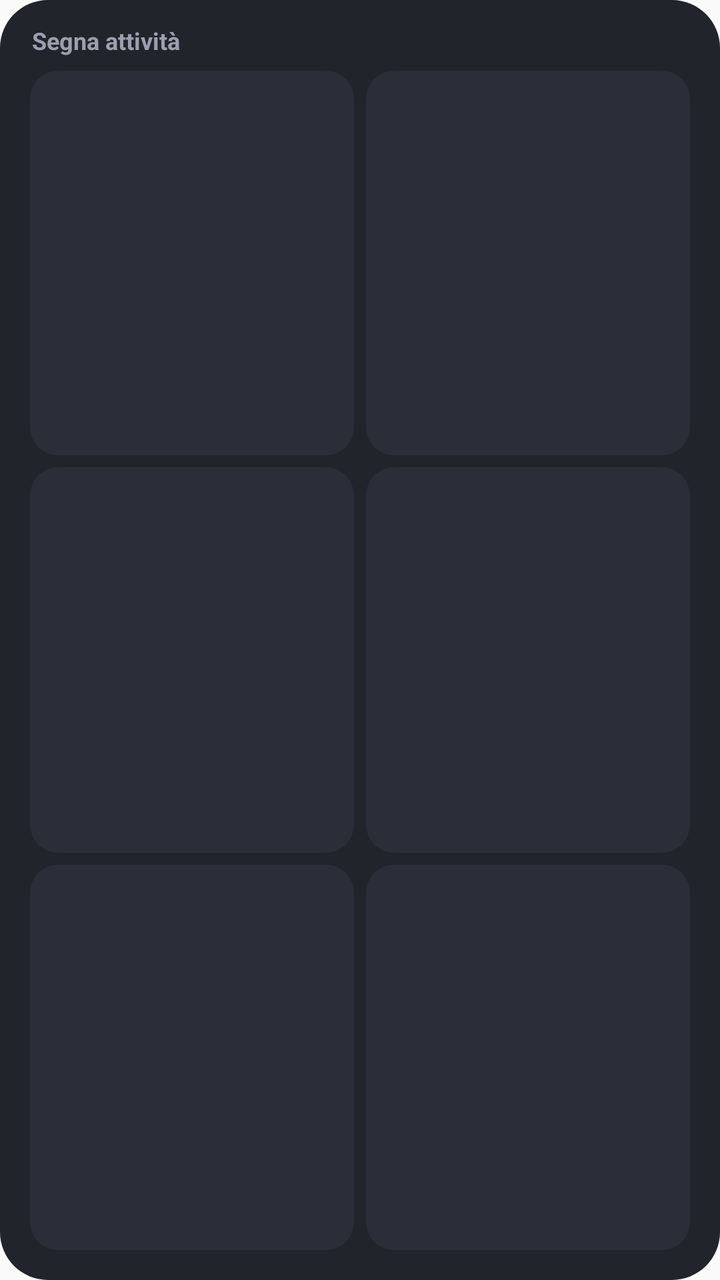
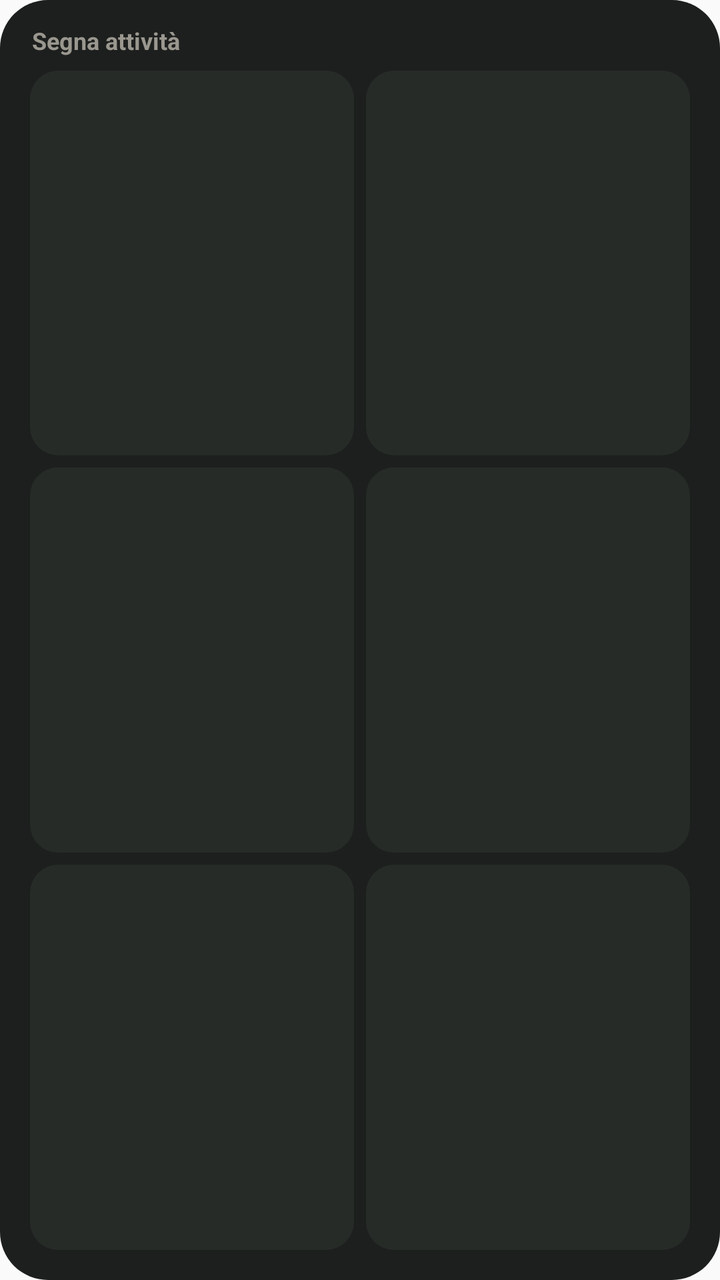

The first picture is an Android layout as it rendered before a commit; the second is the same layout after the commit. The layout source and the unified diff follow.
<!-- AndroidManifest.xml: application theme AppTheme -->
<!-- res/layout/widget_diary.xml -->
<?xml version="1.0" encoding="utf-8"?>
<LinearLayout xmlns:android="http://schemas.android.com/apk/res/android" android:id="@+id/w_root"
    android:layout_width="match_parent" android:layout_height="match_parent" android:orientation="vertical"
    android:padding="12dp" android:background="@drawable/widget_bg">
    <TextView android:id="@+id/w_title" android:layout_width="wrap_content" android:layout_height="wrap_content" android:text="@string/w_diary" android:textColor="#9AA0AE" android:textSize="12sp" android:textStyle="bold" android:paddingStart="4dp" android:paddingBottom="4dp"/>
    <LinearLayout android:layout_width="match_parent" android:layout_height="0dp" android:layout_weight="1" android:orientation="horizontal">
        <TextView android:id="@+id/w_b1" android:layout_width="0dp" android:layout_weight="1" android:layout_height="match_parent" android:layout_margin="3dp" android:gravity="center" android:background="@drawable/widget_btn" android:textColor="#F3F4F6" android:textSize="14sp" android:textStyle="bold" android:maxLines="1" android:ellipsize="end" android:paddingStart="8dp" android:paddingEnd="8dp"/>
        <TextView android:id="@+id/w_b2" android:layout_width="0dp" android:layout_weight="1" android:layout_height="match_parent" android:layout_margin="3dp" android:gravity="center" android:background="@drawable/widget_btn" android:textColor="#F3F4F6" android:textSize="14sp" android:textStyle="bold" android:maxLines="1" android:ellipsize="end" android:paddingStart="8dp" android:paddingEnd="8dp"/>
    </LinearLayout>
    <LinearLayout android:layout_width="match_parent" android:layout_height="0dp" android:layout_weight="1" android:orientation="horizontal">
        <TextView android:id="@+id/w_b3" android:layout_width="0dp" android:layout_weight="1" android:layout_height="match_parent" android:layout_margin="3dp" android:gravity="center" android:background="@drawable/widget_btn" android:textColor="#F3F4F6" android:textSize="14sp" android:textStyle="bold" android:maxLines="1" android:ellipsize="end" android:paddingStart="8dp" android:paddingEnd="8dp"/>
        <TextView android:id="@+id/w_b4" android:layout_width="0dp" android:layout_weight="1" android:layout_height="match_parent" android:layout_margin="3dp" android:gravity="center" android:background="@drawable/widget_btn" android:textColor="#F3F4F6" android:textSize="14sp" android:textStyle="bold" android:maxLines="1" android:ellipsize="end" android:paddingStart="8dp" android:paddingEnd="8dp"/>
    </LinearLayout>
    <LinearLayout android:layout_width="match_parent" android:layout_height="0dp" android:layout_weight="1" android:orientation="horizontal">
        <TextView android:id="@+id/w_b5" android:layout_width="0dp" android:layout_weight="1" android:layout_height="match_parent" android:layout_margin="3dp" android:gravity="center" android:background="@drawable/widget_btn" android:textColor="#F3F4F6" android:textSize="14sp" android:textStyle="bold" android:maxLines="1" android:ellipsize="end" android:paddingStart="8dp" android:paddingEnd="8dp"/>
        <TextView android:id="@+id/w_b6" android:layout_width="0dp" android:layout_weight="1" android:layout_height="match_parent" android:layout_margin="3dp" android:gravity="center" android:background="@drawable/widget_btn" android:textColor="#F3F4F6" android:textSize="14sp" android:textStyle="bold" android:maxLines="1" android:ellipsize="end" android:paddingStart="8dp" android:paddingEnd="8dp"/>
    </LinearLayout>
</LinearLayout>
<!-- resources referenced by this layout -->
<resources>
  <!-- drawable widget_bg (drawable) -->
  <?xml version="1.0" encoding="utf-8"?>
  <shape xmlns:android="http://schemas.android.com/apk/res/android" android:shape="rectangle">
      <solid android:color="#F2171920"/>
      <corners android:radius="24dp"/>
  </shape>
  <!-- drawable widget_btn (drawable) -->
  <?xml version="1.0" encoding="utf-8"?>
  <shape xmlns:android="http://schemas.android.com/apk/res/android"><solid android:color="#2A2E39"/><corners android:radius="14dp"/></shape>
  <string name="w_diary">Segna attività</string>
  <style name="AppTheme" parent="Theme.AppCompat.Light.DarkActionBar">
          
          <item name="colorPrimary">@color/colorPrimary</item>
          <item name="colorPrimaryDark">@color/colorPrimaryDark</item>
          <item name="colorAccent">@color/colorAccent</item>
      </style>
</resources>

<!-- the commit's change to res/layout/widget_diary.xml (unified diff, before → after) -->
@@ -2,17 +2,17 @@
 <LinearLayout xmlns:android="http://schemas.android.com/apk/res/android" android:id="@+id/w_root"
     android:layout_width="match_parent" android:layout_height="match_parent" android:orientation="vertical"
     android:padding="12dp" android:background="@drawable/widget_bg">
-    <TextView android:id="@+id/w_title" android:layout_width="wrap_content" android:layout_height="wrap_content" android:text="@string/w_diary" android:textColor="#9AA0AE" android:textSize="12sp" android:textStyle="bold" android:paddingStart="4dp" android:paddingBottom="4dp"/>
+    <TextView android:id="@+id/w_title" android:layout_width="wrap_content" android:layout_height="wrap_content" android:text="@string/w_diary" android:textColor="#9A978F" android:textSize="12sp" android:textStyle="bold" android:paddingStart="4dp" android:paddingBottom="4dp"/>
     <LinearLayout android:layout_width="match_parent" android:layout_height="0dp" android:layout_weight="1" android:orientation="horizontal">
-        <TextView android:id="@+id/w_b1" android:layout_width="0dp" android:layout_weight="1" android:layout_height="match_parent" android:layout_margin="3dp" android:gravity="center" android:background="@drawable/widget_btn" android:textColor="#F3F4F6" android:textSize="14sp" android:textStyle="bold" android:maxLines="1" android:ellipsize="end" android:paddingStart="8dp" android:paddingEnd="8dp"/>
-        <TextView android:id="@+id/w_b2" android:layout_width="0dp" android:layout_weight="1" android:layout_height="match_parent" android:layout_margin="3dp" android:gravity="center" android:background="@drawable/widget_btn" android:textColor="#F3F4F6" android:textSize="14sp" android:textStyle="bold" android:maxLines="1" android:ellipsize="end" android:paddingStart="8dp" android:paddingEnd="8dp"/>
+        <TextView android:id="@+id/w_b1" android:layout_width="0dp" android:layout_weight="1" android:layout_height="match_parent" android:layout_margin="3dp" android:gravity="center" android:background="@drawable/widget_btn" android:textColor="#ECEAE4" android:textSize="14sp" android:textStyle="bold" android:maxLines="1" android:ellipsize="end" android:paddingStart="8dp" android:paddingEnd="8dp"/>
+        <TextView android:id="@+id/w_b2" android:layout_width="0dp" android:layout_weight="1" android:layout_height="match_parent" android:layout_margin="3dp" android:gravity="center" android:background="@drawable/widget_btn" android:textColor="#ECEAE4" android:textSize="14sp" android:textStyle="bold" android:maxLines="1" android:ellipsize="end" android:paddingStart="8dp" android:paddingEnd="8dp"/>
     </LinearLayout>
     <LinearLayout android:layout_width="match_parent" android:layout_height="0dp" android:layout_weight="1" android:orientation="horizontal">
-        <TextView android:id="@+id/w_b3" android:layout_width="0dp" android:layout_weight="1" android:layout_height="match_parent" android:layout_margin="3dp" android:gravity="center" android:background="@drawable/widget_btn" android:textColor="#F3F4F6" android:textSize="14sp" android:textStyle="bold" android:maxLines="1" android:ellipsize="end" android:paddingStart="8dp" android:paddingEnd="8dp"/>
-        <TextView android:id="@+id/w_b4" android:layout_width="0dp" android:layout_weight="1" android:layout_height="match_parent" android:layout_margin="3dp" android:gravity="center" android:background="@drawable/widget_btn" android:textColor="#F3F4F6" android:textSize="14sp" android:textStyle="bold" android:maxLines="1" android:ellipsize="end" android:paddingStart="8dp" android:paddingEnd="8dp"/>
+        <TextView android:id="@+id/w_b3" android:layout_width="0dp" android:layout_weight="1" android:layout_height="match_parent" android:layout_margin="3dp" android:gravity="center" android:background="@drawable/widget_btn" android:textColor="#ECEAE4" android:textSize="14sp" android:textStyle="bold" android:maxLines="1" android:ellipsize="end" android:paddingStart="8dp" android:paddingEnd="8dp"/>
+        <TextView android:id="@+id/w_b4" android:layout_width="0dp" android:layout_weight="1" android:layout_height="match_parent" android:layout_margin="3dp" android:gravity="center" android:background="@drawable/widget_btn" android:textColor="#ECEAE4" android:textSize="14sp" android:textStyle="bold" android:maxLines="1" android:ellipsize="end" android:paddingStart="8dp" android:paddingEnd="8dp"/>
     </LinearLayout>
     <LinearLayout android:layout_width="match_parent" android:layout_height="0dp" android:layout_weight="1" android:orientation="horizontal">
-        <TextView android:id="@+id/w_b5" android:layout_width="0dp" android:layout_weight="1" android:layout_height="match_parent" android:layout_margin="3dp" android:gravity="center" android:background="@drawable/widget_btn" android:textColor="#F3F4F6" android:textSize="14sp" android:textStyle="bold" android:maxLines="1" android:ellipsize="end" android:paddingStart="8dp" android:paddingEnd="8dp"/>
-        <TextView android:id="@+id/w_b6" android:layout_width="0dp" android:layout_weight="1" android:layout_height="match_parent" android:layout_margin="3dp" android:gravity="center" android:background="@drawable/widget_btn" android:textColor="#F3F4F6" android:textSize="14sp" android:textStyle="bold" android:maxLines="1" android:ellipsize="end" android:paddingStart="8dp" android:paddingEnd="8dp"/>
+        <TextView android:id="@+id/w_b5" android:layout_width="0dp" android:layout_weight="1" android:layout_height="match_parent" android:layout_margin="3dp" android:gravity="center" android:background="@drawable/widget_btn" android:textColor="#ECEAE4" android:textSize="14sp" android:textStyle="bold" android:maxLines="1" android:ellipsize="end" android:paddingStart="8dp" android:paddingEnd="8dp"/>
+        <TextView android:id="@+id/w_b6" android:layout_width="0dp" android:layout_weight="1" android:layout_height="match_parent" android:layout_margin="3dp" android:gravity="center" android:background="@drawable/widget_btn" android:textColor="#ECEAE4" android:textSize="14sp" android:textStyle="bold" android:maxLines="1" android:ellipsize="end" android:paddingStart="8dp" android:paddingEnd="8dp"/>
     </LinearLayout>
 </LinearLayout>
<!-- resource entries referenced after the edit -->
@@ -3,12 +3,12 @@
   <!-- drawable widget_bg (drawable) -->
   <?xml version="1.0" encoding="utf-8"?>
   <shape xmlns:android="http://schemas.android.com/apk/res/android" android:shape="rectangle">
-      <solid android:color="#F2171920"/>
+      <solid android:color="#F2111412"/>
       <corners android:radius="24dp"/>
   </shape>
   <!-- drawable widget_btn (drawable) -->
   <?xml version="1.0" encoding="utf-8"?>
-  <shape xmlns:android="http://schemas.android.com/apk/res/android"><solid android:color="#2A2E39"/><corners android:radius="14dp"/></shape>
+  <shape xmlns:android="http://schemas.android.com/apk/res/android"><solid android:color="#262B27"/><corners android:radius="14dp"/></shape>
   <string name="w_diary">Segna attività</string>
   <style name="AppTheme" parent="Theme.AppCompat.Light.DarkActionBar">
           
